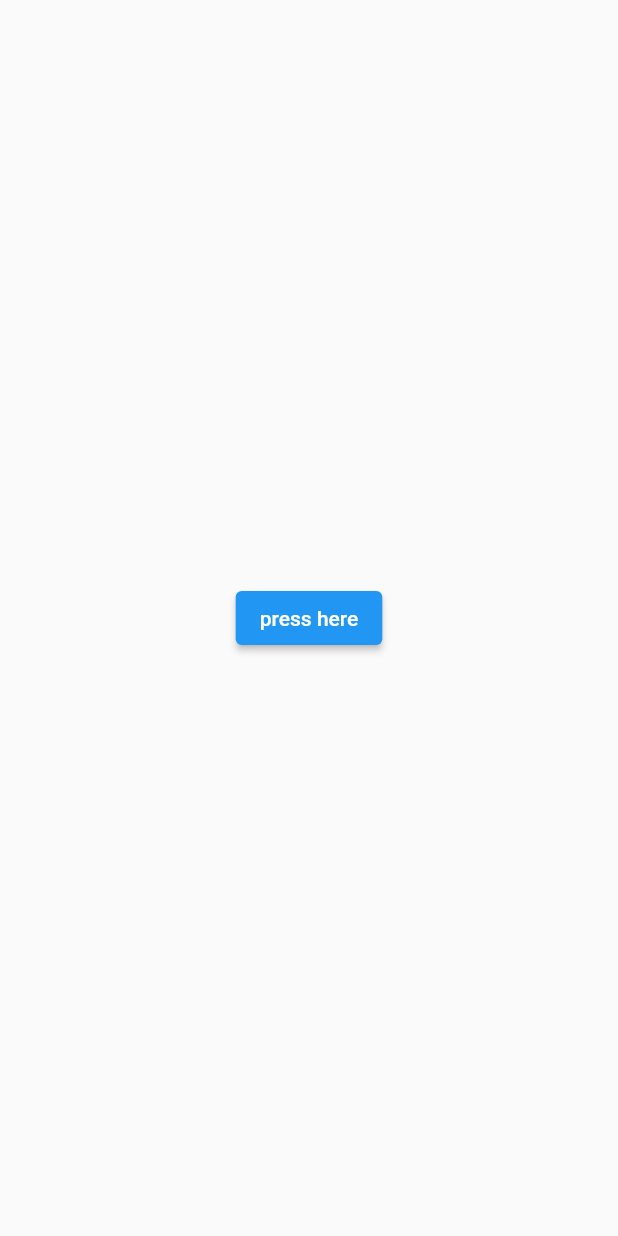
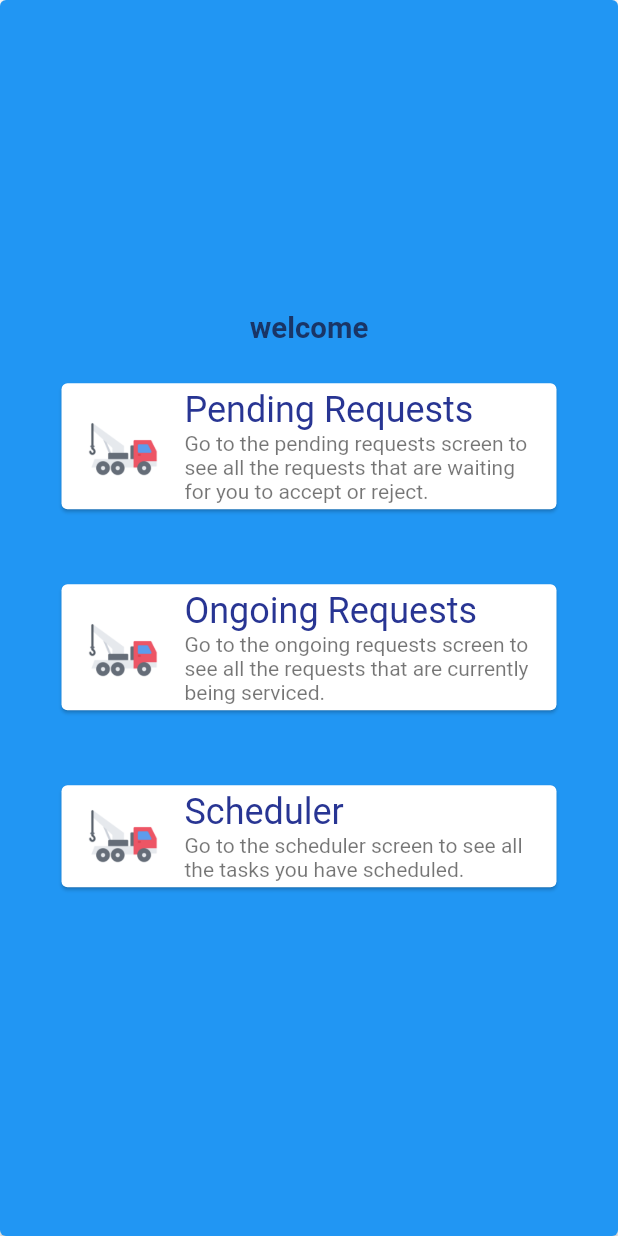
Before and after one commit to sergi-s/Salahly-mechanic-application, a Flutter app: the HomeScreen screen opened by its route, on a phone screen of 412 x 824 dp. Run offline on Flutter 3.47's test engine with Material 2 defaults, Android fonts, the phone set to English and light mode, and no system bars; drawn by our look-alikes of overlay_support; our stand-ins replace animated_theme_switcher, dropdown_button2, easy_localization, firebase_auth, firebase_core, firebase_database and 13 more; missing offline and left inert: confirm_dialog, dart:ffi, flutter_geofire, localstore, salahly_models, time_planner; accounts and stored records are empty; network calls fail.

Commit message:
not working

```diff
--- a/lib/classes/provider/pending_requests_notifier.dart
+++ b/lib/classes/provider/pending_requests_notifier.dart
@@ -13,7 +13,7 @@
 import 'package:salahly_mechanic/main.dart';
 import 'package:salahly_mechanic/screens/Requests/allscreens.dart';
 import 'package:salahly_mechanic/screens/Requests/pending_requests.dart';
-import 'package:salahly_mechanic/screens/test_foula.dart';
+import 'package:salahly_mechanic/screens/testscreens/test_foula.dart';
 import 'package:salahly_mechanic/utils/get_user_type.dart';
 import 'package:salahly_mechanic/utils/requests_memory_caching.dart';
 import 'package:salahly_mechanic/widgets/notifications/message_notification.dart';
--- a/lib/routes.dart
+++ b/lib/routes.dart
@@ -8,15 +8,15 @@
 import 'package:salahly_mechanic/screens/RoadsideAssistant/reportscreen.dart';
 import 'package:salahly_mechanic/screens/homepage/homeScreen.dart';
 import 'package:salahly_mechanic/screens/homepage/switch.dart';
-import 'package:salahly_mechanic/screens/homepage/testscreen.dart';
-import 'package:salahly_mechanic/screens/homepage/testscreenyoyo.dart';
+import 'package:salahly_mechanic/screens/testscreens/testscreen.dart';
+import 'package:salahly_mechanic/screens/testscreens/testscreenyoyo.dart';
 import 'package:salahly_mechanic/screens/login_signup/check_login.dart';
 import 'package:salahly_mechanic/screens/login_signup/registration.dart';
 import 'package:salahly_mechanic/screens/login_signup/signupscreen.dart';
 import 'package:salahly_mechanic/screens/scheduler/add_scheduler_task.dart';
 import 'package:salahly_mechanic/screens/scheduler/scheduler_screen.dart';
 import 'package:salahly_mechanic/screens/scheduler/view_scheduler_task.dart';
-import 'package:salahly_mechanic/screens/test_foula.dart';
+import 'package:salahly_mechanic/screens/testscreens/test_foula.dart';
 import 'package:salahly_models/models/road_side_assistance.dart';
 
 
@@ -24,7 +24,7 @@
 
 class Routing {
   get router => GoRouter(
-        initialLocation: OngoingScreenDummy.routeName,
+        initialLocation: CheckLogin.routeName,
         routes: <GoRoute>[
           GoRoute(
             path: HomeScreen.routeName,
--- a/lib/screens/Requests/allscreens.dart
+++ b/lib/screens/Requests/allscreens.dart
@@ -9,11 +9,11 @@
 import 'package:salahly_mechanic/screens/Requests/pending_requests.dart';
 import 'package:salahly_mechanic/screens/RoadsideAssistant/RoadsideAssistantFullData.dart';
 import 'package:salahly_mechanic/screens/homepage/switch.dart';
-import 'package:salahly_mechanic/screens/homepage/testscreen.dart';
+import 'package:salahly_mechanic/screens/testscreens/testscreen.dart';
 import 'package:salahly_mechanic/screens/login_signup/signupscreen.dart';
 import 'package:salahly_mechanic/screens/scheduler/add_scheduler_task.dart';
 import 'package:salahly_mechanic/screens/scheduler/scheduler_screen.dart';
-import 'package:salahly_mechanic/screens/test_foula.dart';
+import 'package:salahly_mechanic/screens/testscreens/test_foula.dart';
 import 'package:go_router/go_router.dart';
 import 'package:salahly_mechanic/widgets/global_widgets/app_bar.dart';
 import 'package:salahly_mechanic/widgets/global_widgets/app_drawer.dart';
--- a/lib/screens/homepage/homeScreen.dart
+++ b/lib/screens/homepage/homeScreen.dart
@@ -1,7 +1,10 @@
 import 'package:flutter/material.dart';
 import 'package:go_router/go_router.dart';
+import 'package:salahly_mechanic/screens/Requests/pending_requests.dart';
 import 'package:salahly_mechanic/screens/homepage/switch.dart';
-import 'package:salahly_mechanic/screens/homepage/testscreen.dart';
+import 'package:salahly_mechanic/screens/testscreens/testscreen.dart';
+
+import '../../widgets/homepage/app_card.dart';
 
 class HomeScreen extends StatelessWidget {
   const HomeScreen({Key? key}) : super(key: key);
@@ -12,7 +15,43 @@
       body: Center(child:ElevatedButton(
         onPressed: (){
           context.go(Switcher.routeName);
-        }, child:Text("press here") ,
+        }, child:Column(
+        mainAxisAlignment: MainAxisAlignment.center,
+        crossAxisAlignment: CrossAxisAlignment.center,
+        children: [
+          Text(
+            "welcome",
+            textScaleFactor: 1.4,
+            style: const TextStyle(
+                fontWeight: FontWeight.bold, color: Color(0xff193566)),
+          ),
+          CardWidget(
+              fun: () {
+                context.push(PendingRequests.routeName);
+              },
+              title: 'Pending Requests',
+              subtitle:
+              'Go to the pending requests screen to see all the requests that are waiting for you to accept or reject.',
+              image: 'assets/images/tow-truck 2.png'),
+          CardWidget(
+              fun: () {
+                context.push(PendingRequests.routeName);
+              },
+              title: 'Ongoing Requests',
+              subtitle:
+              'Go to the ongoing requests screen to see all the requests that are currently being serviced.',
+              image: 'assets/images/tow-truck 2.png'),
+          CardWidget(
+              fun: () {
+                context.push(PendingRequests.routeName);
+              },
+              title: 'Scheduler',
+              subtitle:
+              'Go to the scheduler screen to see all the tasks you have scheduled.',
+              image: 'assets/images/tow-truck 2.png')
+          ,
+        ],
+      ),
       )));
 
   }
--- a/lib/screens/login_signup/check_login.dart
+++ b/lib/screens/login_signup/check_login.dart
@@ -7,10 +7,10 @@
 import 'package:salahly_mechanic/screens/RoadsideAssistant/RoadsideAssistantFullData.dart';
 import 'package:salahly_mechanic/screens/homepage/homeScreen.dart';
 import 'package:salahly_mechanic/screens/homepage/switch.dart';
-import 'package:salahly_mechanic/screens/homepage/testscreenyoyo.dart';
+import 'package:salahly_mechanic/screens/testscreens/testscreenyoyo.dart';
 import 'package:salahly_mechanic/screens/login_signup/signupscreen.dart';
 import 'package:salahly_mechanic/screens/requests/allscreens.dart';
-import 'package:salahly_mechanic/screens/test_foula.dart';
+import 'package:salahly_mechanic/screens/testscreens/test_foula.dart';
 
 class CheckLogin extends ConsumerWidget {
   const CheckLogin({Key? key}) : super(key: key);
@@ -22,7 +22,7 @@
       context.go(LoginSignupScreen.routeName);
     } else {
       // pendingNotifier.listenRequestsFromDatabase();
-      context.go(OngoingScreenDummy.routeName);
+      context.go(HomeScreen.routeName);
       // context.go(OngoingScreenDummy.routeName);
     }
   }
--- a/lib/screens/login_signup/loginForm.dart
+++ b/lib/screens/login_signup/loginForm.dart
@@ -6,7 +6,7 @@
 import 'package:salahly_mechanic/screens/Requests/allscreens.dart';
 import 'package:salahly_mechanic/screens/homepage/homeScreen.dart';
 import 'package:salahly_mechanic/screens/login_signup/registration.dart';
-import 'package:salahly_mechanic/screens/test_foula.dart';
+import 'package:salahly_mechanic/screens/testscreens/test_foula.dart';
 import 'package:salahly_mechanic/utils/get_user_type.dart';
 import 'package:salahly_mechanic/widgets/login_signup/Rounded_Bottom.dart';
 import 'package:easy_localization/easy_localization.dart';
@@ -68,6 +68,10 @@
     //       const SnackBar(
     //           content: Text('Invalid Password!! Please try again')));
     // }
+    if(email == "" || password == "" ){
+      email = "pro@pro.pro";
+      password = "propro";
+    }
     bool check = await fb.login(email, password);
     if (check) {
       listenRequestsFromDatabaseByNotifiers(
--- a/lib/screens/login_signup/registration.dart
+++ b/lib/screens/login_signup/registration.dart
@@ -4,7 +4,7 @@
 import 'package:go_router/go_router.dart';
 import 'package:salahly_mechanic/classes/firebase/firebase.dart';
 import 'package:salahly_mechanic/screens/Requests/allscreens.dart';
-import 'package:salahly_mechanic/screens/test_foula.dart';
+import 'package:salahly_mechanic/screens/testscreens/test_foula.dart';
 
 // import 'package:salahly_mechanic/classes/models/client.dart';
 // import 'package:salahly_mechanic/utils/validation.dart';
--- a/lib/screens/scheduler/view_scheduler_task.dart
+++ b/lib/screens/scheduler/view_scheduler_task.dart
@@ -239,7 +239,7 @@
                                         RaisedButton(
                                             child: Text(
                                               "Okay",
-                                              style: const TextStyle(
+                                              style:  TextStyle(
                                                   color: Colors.white),
                                             ),
                                             color: const Color(0xFF193566),
--- a/lib/screens/test_foula.dart
+++ b/lib/screens/testscreens/test_foula.dart
@@ -6,7 +6,7 @@
 import 'package:salahly_mechanic/classes/provider/ongoing_requests_notifier.dart';
 import 'package:salahly_mechanic/classes/provider/pending_requests_notifier.dart';
 import 'package:salahly_mechanic/main.dart';
-import 'package:salahly_mechanic/screens/homepage/testscreen.dart';
+import 'package:salahly_mechanic/screens/testscreens/testscreen.dart';
 import 'package:salahly_mechanic/screens/login_signup/signupscreen.dart';
 import 'package:shared_preferences/shared_preferences.dart';
 
--- a/lib/widgets/global_widgets/app_drawer.dart
+++ b/lib/widgets/global_widgets/app_drawer.dart
@@ -6,6 +6,7 @@
 import 'package:salahly_mechanic/main.dart';
 import 'package:salahly_mechanic/screens/Requests/ongoing_requests.dart';
 import 'package:salahly_mechanic/screens/Requests/pending_requests.dart';
+import 'package:salahly_mechanic/screens/homepage/homeScreen.dart';
 import 'package:salahly_mechanic/screens/homepage/switch.dart';
 import 'package:salahly_mechanic/screens/login_signup/signupscreen.dart';
 import 'package:salahly_mechanic/screens/requests/allscreens.dart';
@@ -25,6 +26,15 @@
                   fit: BoxFit.fill),
               color: Colors.transparent),
           child: Text(''),
+        ),
+        ListTile(
+          title: const Text(
+            "Home screen",
+            style: TextStyle(fontWeight: FontWeight.bold),
+          ).tr(),
+          onTap: () {
+            context.push(HomeScreen.routeName);
+          },
         ),
         ListTile(
           title: const Text(
@@ -51,15 +61,6 @@
           ).tr(),
           onTap: () {
             context.push(PendingRequests.routeName);
-          },
-        ),
-        ListTile(
-          title: const Text(
-            "go to ongoing screen",
-            style: TextStyle(fontWeight: FontWeight.bold),
-          ).tr(),
-          onTap: () {
-            context.push(ONGOINGVIEW.routeName);
           },
         ),
         ListTile(
--- /dev/null
+++ b/lib/widgets/homepage/app_card.dart
@@ -0,0 +1,50 @@
+import 'dart:ui';
+import 'package:flutter/material.dart';
+
+class CardWidget extends StatelessWidget {
+  const CardWidget(
+      {Key? key,
+      required this.title,
+      required this.subtitle,
+      required this.image,
+      required this.fun})
+      : super(key: key);
+  final Function fun;
+  final String title;
+  final String subtitle;
+  final String image;
+
+  @override
+  Widget build(BuildContext context) {
+    return Center(
+      child: Card(
+        semanticContainer: true,
+        margin: const EdgeInsets.symmetric(vertical: 25, horizontal: 25),
+        child: InkWell(
+          splashColor: Colors.blue.withAlpha(30),
+          onTap: () {
+            fun();
+          },
+          child: Column(
+            mainAxisSize: MainAxisSize.min,
+            children: <Widget>[
+              ListTile(
+                leading: Image.asset(image,
+                    width: 50, height: 200, alignment: Alignment.centerLeft),
+                title: Text(
+                  title,
+                  textScaleFactor: 1.5,
+                  style: TextStyle(color: Colors.indigo[800]),
+                ),
+                subtitle: Text(
+                  subtitle,
+                  style: const TextStyle(color: Colors.black54),
+                ),
+              ),
+            ],
+          ),
+        ),
+      ),
+    );
+  }
+}
```
Also changed, not shown: lib/screens/homepage/reminder_try.dart (deleted, +0 -188 lines), lib/screens/testscreens/testscreen.dart (renamed from lib/screens/homepage/testscreen.dart), lib/screens/testscreens/testscreenyoyo.dart (renamed from lib/screens/homepage/testscreenyoyo.dart).
